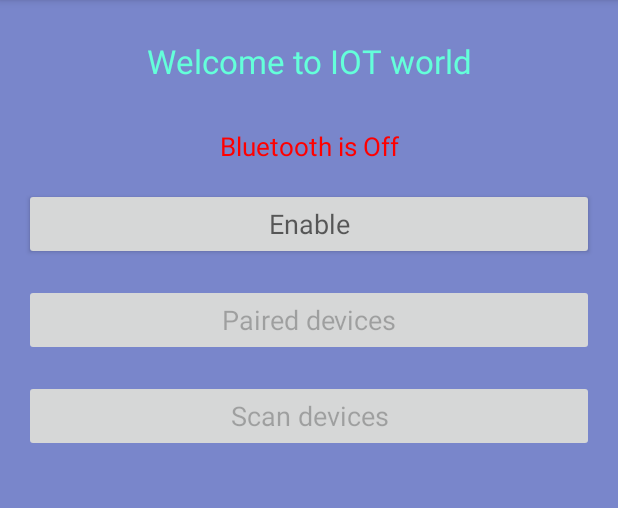
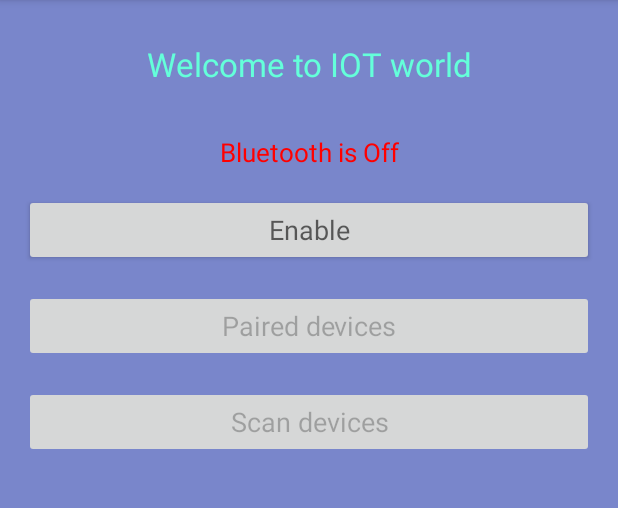
Before and after one commit to MayurLathkar/IoTDemoApp, an Android app: the MainActivity screen opened directly, with no data from a screen before it, on a phone screen of 412 x 824 dp, the part 84-592 px from its top. Run offline under Robolectric (Android 15) with nearby library versions, the phone set to English and light mode, and no system bars; network calls fail.

Commit message:
Test commit

```diff
--- a/app/src/main/res/layout/activity_main.xml
+++ b/app/src/main/res/layout/activity_main.xml
@@ -14,7 +14,7 @@
         android:gravity="center"
         android:textColor="#64FFDA"
         android:text="Welcome to IOT world"
-        android:padding="10dp"/>
+        android:padding="12dp"/>
     <TextView
         android:id="@+id/tv_status"
         android:layout_marginTop="20dp"
```
